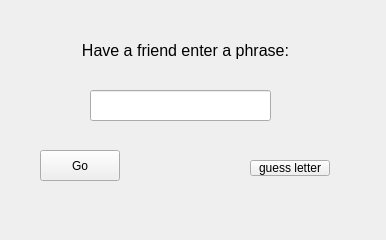
ehaider72/Final-Project_10c, file FinalProject/form.ui: the form before one commit.
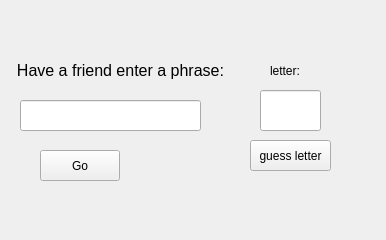
The form after the commit.

```diff
--- a/FinalProject/form.ui
+++ b/FinalProject/form.ui
@@ -29,10 +29,10 @@
   <widget class="QLabel" name="label">
    <property name="geometry">
     <rect>
-     <x>20</x>
-     <y>20</y>
-     <width>331</width>
-     <height>61</height>
+     <x>0</x>
+     <y>50</y>
+     <width>241</width>
+     <height>41</height>
     </rect>
    </property>
    <property name="font">
@@ -50,8 +50,8 @@
   <widget class="QLineEdit" name="lineEdit">
    <property name="geometry">
     <rect>
-     <x>90</x>
-     <y>90</y>
+     <x>20</x>
+     <y>100</y>
      <width>181</width>
      <height>31</height>
     </rect>
@@ -67,15 +67,38 @@
    <property name="geometry">
     <rect>
      <x>250</x>
-     <y>160</y>
-     <width>80</width>
-     <height>16</height>
+     <y>140</y>
+     <width>81</width>
+     <height>31</height>
     </rect>
    </property>
    <property name="text">
     <string>guess letter</string>
    </property>
   </widget>
+  <widget class="QLabel" name="label_2">
+   <property name="geometry">
+    <rect>
+     <x>270</x>
+     <y>50</y>
+     <width>61</width>
+     <height>41</height>
+    </rect>
+   </property>
+   <property name="text">
+    <string>letter:</string>
+   </property>
+  </widget>
+  <widget class="QLineEdit" name="lineEdit_2">
+   <property name="geometry">
+    <rect>
+     <x>260</x>
+     <y>90</y>
+     <width>61</width>
+     <height>41</height>
+    </rect>
+   </property>
+  </widget>
  </widget>
  <resources/>
  <connections/>
```
